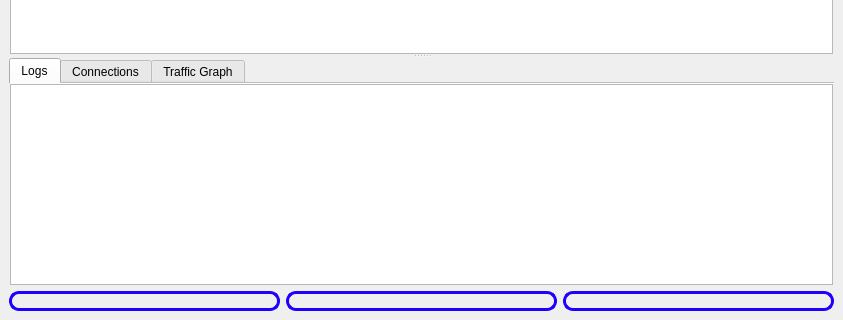
First picture: the form in src/nekobox/ui/mainwindow.ui, repository qr243vbi/nekobox, before the edit; both pictures show x 0 to 843 and y 280 to 600 of the 843 by 600 pixel window.
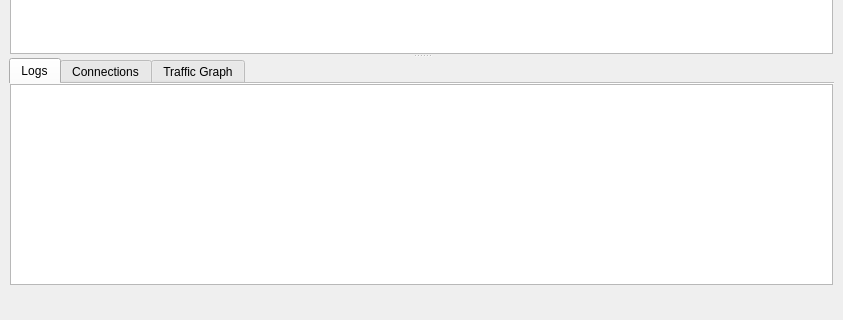
Second picture: the form after the edit. Icons and pictures are not drawn. Custom widgets are drawn as their Qt base class.

The edit to the form file:
```diff
--- a/src/nekobox/ui/mainwindow.ui
+++ b/src/nekobox/ui/mainwindow.ui
@@ -558,11 +558,6 @@
      <layout class="QHBoxLayout" name="horizontalLayout">
       <item>
        <widget class="QLabel" name="label_speed">
-        <property name="styleSheet">
-         <string notr="true">border-radius: 10px;
-border: 3px solid rgb(30, 0, 255);
-font: inherit;</string>
-        </property>
         <property name="text">
          <string/>
         </property>
@@ -570,11 +565,6 @@
       </item>
       <item>
        <widget class="QLabel" name="label_running">
-        <property name="styleSheet">
-         <string notr="true">border-radius: 10px;
-border: 3px solid rgb(30, 0, 255);
-font: inherit;</string>
-        </property>
         <property name="text">
          <string/>
         </property>
@@ -583,9 +573,7 @@
       <item>
        <widget class="QLabel" name="label_inbound">
         <property name="styleSheet">
-         <string notr="true">border-radius: 10px;
-border: 3px solid rgb(30, 0, 255);
-font: inherit;</string>
+         <string notr="true"/>
         </property>
         <property name="text">
          <string/>
```
Left out of the diff: 2 changed lines with no effect on the pictures.
